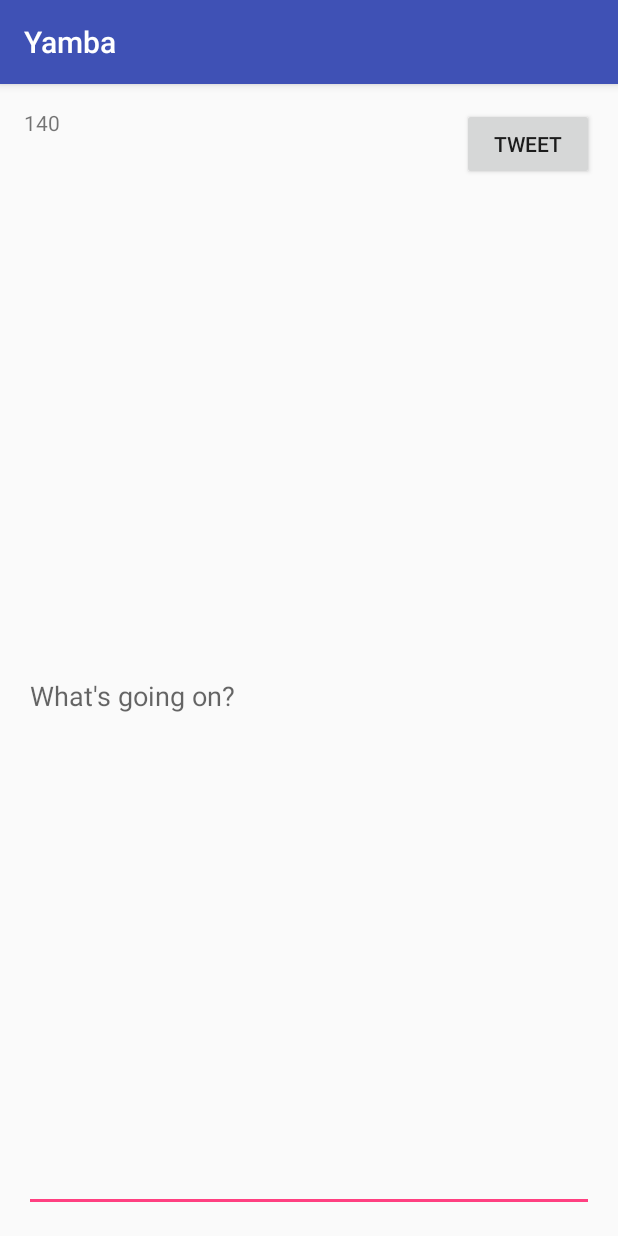
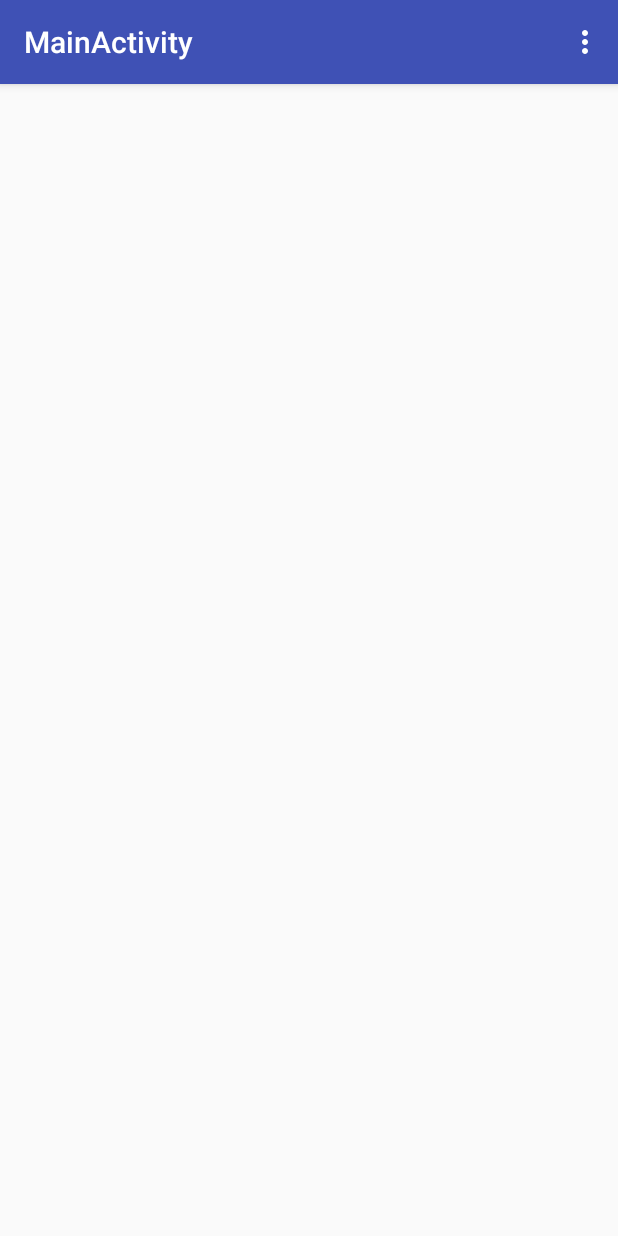
Before and after one commit to greenskye/Yamba, an Android app: the screen it shows after launch (StatusActivity before the commit, MainActivity after it), on a phone screen of 412 x 824 dp. Run offline under Robolectric (Android 15) with nearby library versions, the phone set to English and light mode, and no system bars.

Commit message:
Added main activity and options menu access

```diff
--- a/app/build.gradle
+++ b/app/build.gradle
@@ -25,4 +25,5 @@ dependencies {
     compile files('libs/yambaclientlib.jar')
     compile 'com.android.support:appcompat-v7:23.3.0'
     compile 'com.android.support:support-v4:23.3.0'
+    compile 'com.android.support:design:23.3.0'
 }
--- /dev/null
+++ b/app/src/main/java/com/brandon/yamba/MainActivity.java
@@ -0,0 +1,51 @@
+package com.brandon.yamba;
+
+import android.content.Intent;
+import android.os.Bundle;
+import android.support.design.widget.FloatingActionButton;
+import android.support.design.widget.Snackbar;
+import android.support.v7.app.AppCompatActivity;
+import android.support.v7.widget.Toolbar;
+import android.view.Menu;
+import android.view.MenuItem;
+import android.view.View;
+
+public class MainActivity extends AppCompatActivity {
+
+    @Override
+    protected void onCreate(Bundle savedInstanceState) {
+        super.onCreate(savedInstanceState);
+        setContentView(R.layout.activity_main);
+        Toolbar toolbar = (Toolbar) findViewById(R.id.toolbar);
+        setSupportActionBar(toolbar);
+
+//        FloatingActionButton fab = (FloatingActionButton) findViewById(R.id.fab);
+//        fab.setOnClickListener(new View.OnClickListener() {
+//            @Override
+//            public void onClick(View view) {
+//                Snackbar.make(view, "Replace with your own action", Snackbar.LENGTH_LONG)
+//                        .setAction("Action", null).show();
+//            }
+//        });
+    }
+
+    @Override
+    public boolean onCreateOptionsMenu(Menu menu) {
+        getMenuInflater().inflate(R.menu.main, menu);
+        return true;
+    }
+
+    @Override
+    public boolean onOptionsItemSelected(MenuItem item) {
+        switch (item.getItemId()){
+            case R.id.mi_action_settings:
+                startActivity(new Intent(this, SettingsActivity.class));
+                return true;
+            case R.id.mi_action_tweet:
+                startActivity(new Intent(this, StatusActivity.class));
+                return true;
+            default:
+                return super.onOptionsItemSelected(item);
+        }
+    }
+}
--- a/app/src/main/java/com/brandon/yamba/SettingsActivity.java
+++ b/app/src/main/java/com/brandon/yamba/SettingsActivity.java
@@ -33,7 +33,7 @@ import java.util.List;
  * href="http://developer.android.com/guide/topics/ui/settings.html">Settings
  * API Guide</a> for more information on developing a Settings UI.
  */
-public class SettingsActivity extends AppCompatPreferenceActivity {
+public class SettingsActivity extends AppCompatPreferenceActivity implements SettingsFragment.OnFragmentInteractionListener {
     /**
      * A preference value change listener that updates the preference's summary
      * to reflect its new value.
@@ -258,4 +258,8 @@ public class SettingsActivity extends AppCompatPreferenceActivity {
             return super.onOptionsItemSelected(item);
         }
     }
+
+    public void onFragmentInteraction(Uri uri) {
+        // empty
+    }
 }
--- /dev/null
+++ b/app/src/main/res/layout/activity_main.xml
@@ -0,0 +1,34 @@
+<?xml version="1.0" encoding="utf-8"?>
+<android.support.design.widget.CoordinatorLayout xmlns:android="http://schemas.android.com/apk/res/android"
+    xmlns:app="http://schemas.android.com/apk/res-auto"
+    xmlns:tools="http://schemas.android.com/tools"
+    android:layout_width="match_parent"
+    android:layout_height="match_parent"
+    android:fitsSystemWindows="true"
+    tools:context="com.brandon.yamba.MainActivity">
+
+    <android.support.design.widget.AppBarLayout
+        android:layout_width="match_parent"
+        android:layout_height="wrap_content"
+        android:theme="@style/AppTheme.AppBarOverlay">
+
+        <android.support.v7.widget.Toolbar
+            android:id="@+id/toolbar"
+            android:layout_width="match_parent"
+            android:layout_height="?attr/actionBarSize"
+            android:background="?attr/colorPrimary"
+            app:popupTheme="@style/AppTheme.PopupOverlay" />
+
+    </android.support.design.widget.AppBarLayout>
+
+    <include layout="@layout/content_main" />
+
+    <!--<android.support.design.widget.FloatingActionButton-->
+        <!--android:id="@+id/fab"-->
+        <!--android:layout_width="wrap_content"-->
+        <!--android:layout_height="wrap_content"-->
+        <!--android:layout_gravity="bottom|end"-->
+        <!--android:layout_margin="@dimen/fab_margin"-->
+        <!--android:src="@android:drawable/ic_dialog_email" />-->
+
+</android.support.design.widget.CoordinatorLayout>
--- /dev/null
+++ b/app/src/main/res/layout/content_main.xml
@@ -0,0 +1,15 @@
+<?xml version="1.0" encoding="utf-8"?>
+<RelativeLayout xmlns:android="http://schemas.android.com/apk/res/android"
+    xmlns:app="http://schemas.android.com/apk/res-auto"
+    xmlns:tools="http://schemas.android.com/tools"
+    android:layout_width="match_parent"
+    android:layout_height="match_parent"
+    android:paddingBottom="@dimen/activity_vertical_margin"
+    android:paddingLeft="@dimen/activity_horizontal_margin"
+    android:paddingRight="@dimen/activity_horizontal_margin"
+    android:paddingTop="@dimen/activity_vertical_margin"
+    app:layout_behavior="@string/appbar_scrolling_view_behavior"
+    tools:context="com.brandon.yamba.MainActivity"
+    tools:showIn="@layout/activity_main">
+
+</RelativeLayout>
--- /dev/null
+++ b/app/src/main/res/menu/main.xml
@@ -0,0 +1,14 @@
+<?xml version="1.0" encoding="utf-8"?>
+<menu xmlns:android="http://schemas.android.com/apk/res/android">
+
+    <item
+        android:id="@+id/mi_action_settings"
+        android:title="@string/mi_action_settings"
+    />
+
+    <item
+        android:id="@+id/mi_action_tweet"
+        android:title="@string/mi_action_tweet"
+    />
+
+</menu>
--- /dev/null
+++ b/app/src/main/res/values-v21/styles.xml
@@ -0,0 +1,9 @@
+<resources>
+
+    <style name="AppTheme.NoActionBar">
+        <item name="windowActionBar">false</item>
+        <item name="windowNoTitle">true</item>
+        <item name="android:windowDrawsSystemBarBackgrounds">true</item>
+        <item name="android:statusBarColor">@android:color/transparent</item>
+    </style>
+</resources>
--- a/app/src/main/res/values/dimens.xml
+++ b/app/src/main/res/values/dimens.xml
@@ -2,4 +2,5 @@
     <!-- Default screen margins, per the Android Design guidelines. -->
     <dimen name="activity_horizontal_margin">16dp</dimen>
     <dimen name="activity_vertical_margin">16dp</dimen>
+    <dimen name="fab_margin">16dp</dimen>
 </resources>
--- a/app/src/main/res/values/strings.xml
+++ b/app/src/main/res/values/strings.xml
@@ -69,6 +69,7 @@
     <string name="server_pref_title">Server</string>
     <string name="server_pref_summary">Connection details</string>
 
-    <!-- TODO: Remove or change this placeholder text -->
-    <string name="hello_blank_fragment">Hello blank fragment</string>
+    <string name="title_activity_main">MainActivity</string>
+    <string name="mi_action_settings">Settings</string>
+    <string name="mi_action_tweet">Tweet</string>
 </resources>
--- a/app/src/main/res/values/styles.xml
+++ b/app/src/main/res/values/styles.xml
@@ -8,4 +8,13 @@
         <item name="colorAccent">@color/colorAccent</item>
     </style>
 
+    <style name="AppTheme.NoActionBar">
+        <item name="windowActionBar">false</item>
+        <item name="windowNoTitle">true</item>
+    </style>
+
+    <style name="AppTheme.AppBarOverlay" parent="ThemeOverlay.AppCompat.Dark.ActionBar" />
+
+    <style name="AppTheme.PopupOverlay" parent="ThemeOverlay.AppCompat.Light" />
+
 </resources>
--- a/app/src/main/res/xml/pref_headers.xml
+++ b/app/src/main/res/xml/pref_headers.xml
@@ -2,6 +2,7 @@
 
     <!-- These settings headers are only used on tablets. -->
 
+    <!--
     <header
         android:fragment="com.brandon.yamba.SettingsActivity$GeneralPreferenceFragment"
         android:icon="@drawable/ic_info_black_24dp"
@@ -17,4 +18,6 @@
         android:icon="@drawable/ic_sync_black_24dp"
         android:title="@string/pref_header_data_sync" />
 
+    -->
+
 </preference-headers>
```
Also changed, not shown: app/src/main/AndroidManifest.xml (+8 -2 lines), app/src/main/java/com/brandon/yamba/SettingsFragment.java (+6 -7 lines), app/src/main/res/xml/pref_general.xml (+8 -1 lines).
